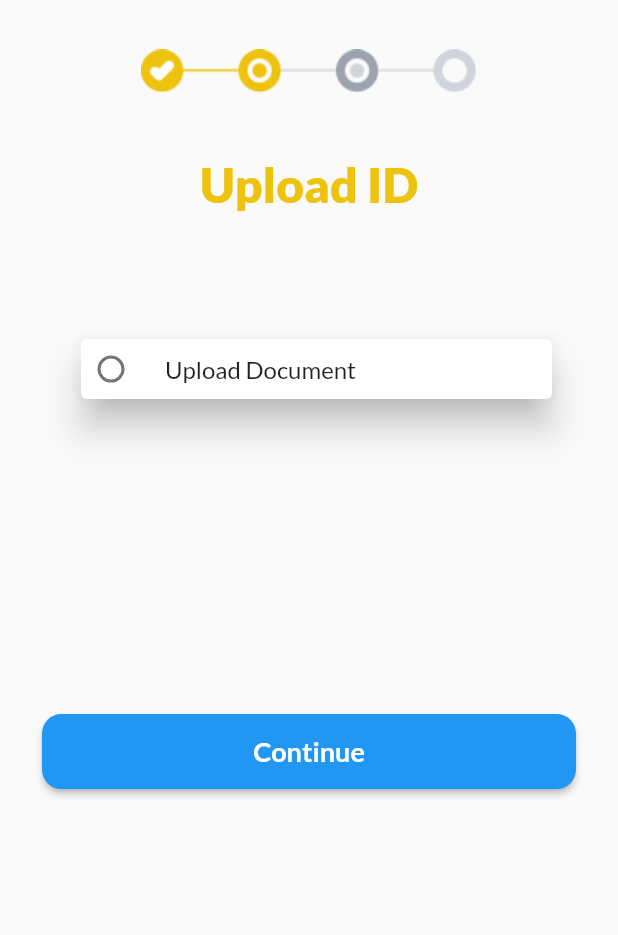
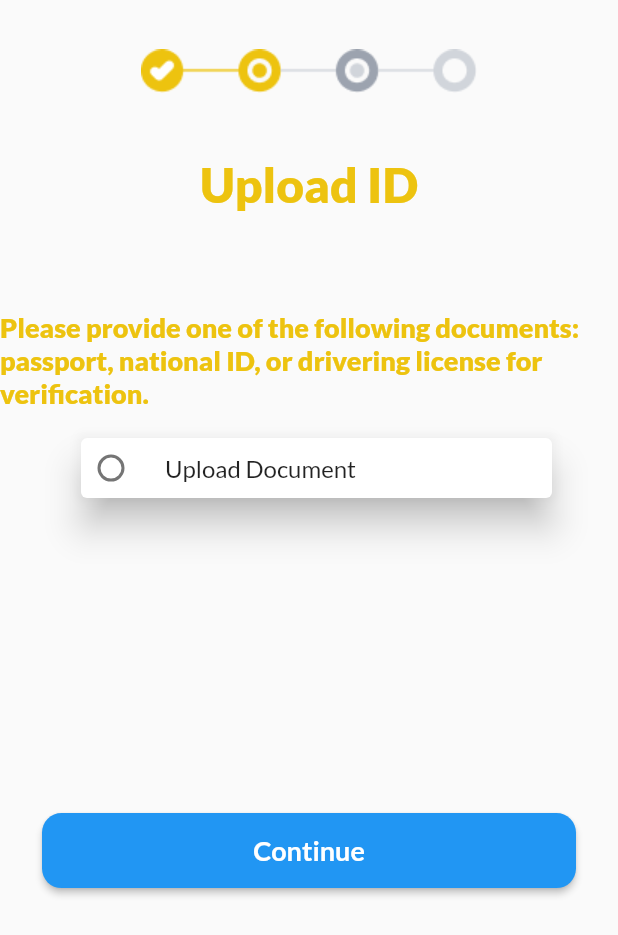
Before and after one commit to eegluit/mudad-app, a Flutter app: the SelectIdTypePage screen opened by its route, on a phone screen of 412 x 824 dp. Shown: the top 935 px of the screen. Run offline on Flutter 3.47's test engine with Material 2 defaults, Android fonts, the phone set to English and light mode, and no system bars; our stand-ins replace cached_network_image, connectivity_plus, dio, dotted_border, file_picker, flutter_svg and 11 more; missing offline and left inert: dart:ffi, dio_logging_interceptor, material_color_generator, qr_code_scanner, status_change; accounts and stored records are empty; project files that could hold a hidden picture were left out.

Commit message:
minor ui changes

```diff
--- a/lib/page/verify_identity/select_id_type_page.dart
+++ b/lib/page/verify_identity/select_id_type_page.dart
@@ -44,6 +44,16 @@ class SelectIdTypePage extends StatelessWidget {
           ),
           SizedBox(
             height: Get.height * 0.08,
+          ),
+          const Center(
+            child: Text(
+              'Please provide one of the following documents: passport, national ID, or drivering license for verification.',
+              style: TextStyle(
+                color: ColorResource.mainColor,
+                fontSize: 18,
+                fontWeight: FontWeight.w900,
+              ),
+            ),
           ),
           Padding(
             padding: const EdgeInsets.only(left: 50, right: 40),
```
Also changed, not shown: lib/page/home/verification_view/verification_view.dart (+10 -0 lines).
